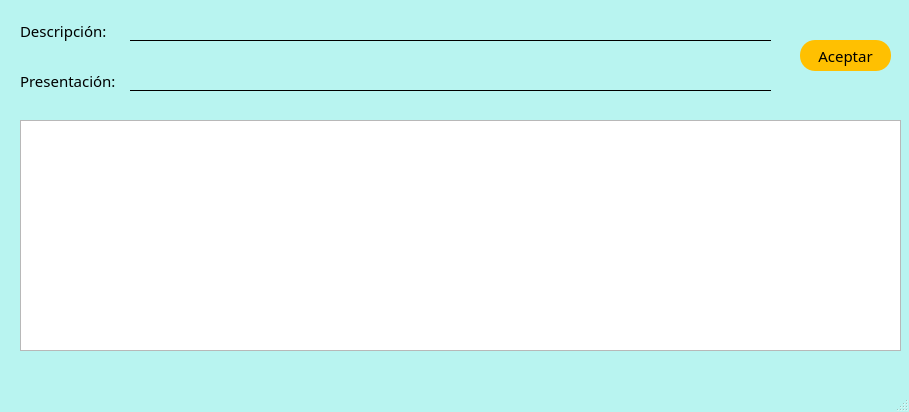
Qt form Vista/BusquedaDPview2.ui (XwilberX/Sistema_Farmacia2) before a commit.
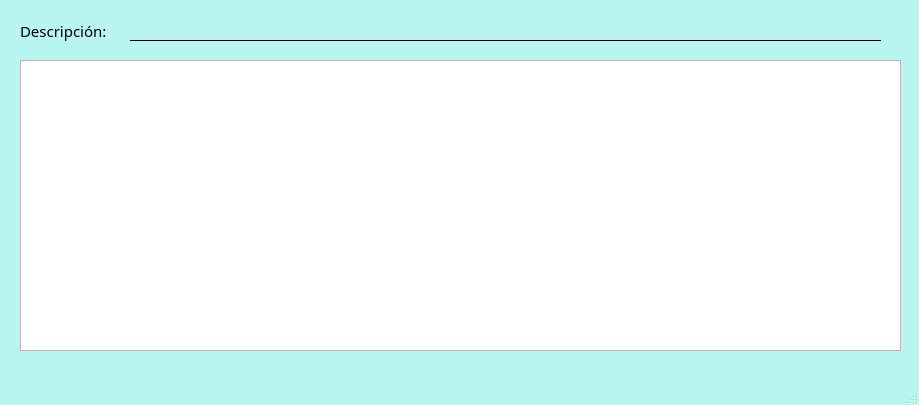
The same form after that commit.

Patch:
```diff
--- a/Vista/BusquedaDPview2.ui
+++ b/Vista/BusquedaDPview2.ui
@@ -6,10 +6,22 @@
    <rect>
     <x>0</x>
     <y>0</y>
-    <width>909</width>
-    <height>412</height>
+    <width>919</width>
+    <height>405</height>
    </rect>
   </property>
+  <property name="minimumSize">
+   <size>
+    <width>919</width>
+    <height>405</height>
+   </size>
+  </property>
+  <property name="maximumSize">
+   <size>
+    <width>919</width>
+    <height>405</height>
+   </size>
+  </property>
   <property name="windowTitle">
    <string>MainWindow</string>
   </property>
@@ -58,54 +70,18 @@
      <rect>
       <x>130</x>
       <y>10</y>
-      <width>641</width>
+      <width>751</width>
       <height>31</height>
      </rect>
     </property>
    </widget>
-   <widget class="QLabel" name="label_10">
-    <property name="geometry">
-     <rect>
-      <x>20</x>
-      <y>70</y>
-      <width>111</width>
-      <height>21</height>
-     </rect>
-    </property>
-    <property name="text">
-     <string>Presentación:</string>
-    </property>
-   </widget>
-   <widget class="QLineEdit" name="LinePresentaBusqueda">
-    <property name="geometry">
-     <rect>
-      <x>130</x>
-      <y>60</y>
-      <width>641</width>
-      <height>31</height>
-     </rect>
-    </property>
-   </widget>
-   <widget class="QPushButton" name="btnAceptarBusqueda">
-    <property name="geometry">
-     <rect>
-      <x>800</x>
-      <y>40</y>
-      <width>91</width>
-      <height>31</height>
-     </rect>
-    </property>
-    <property name="text">
-     <string>Aceptar</string>
-    </property>
-   </widget>
    <widget class="QTableView" name="tableView">
     <property name="geometry">
      <rect>
       <x>20</x>
-      <y>120</y>
+      <y>60</y>
       <width>881</width>
-      <height>231</height>
+      <height>291</height>
      </rect>
     </property>
     <property name="editTriggers">
```
Left out of the diff: 2 changed lines with no effect on the pictures.
